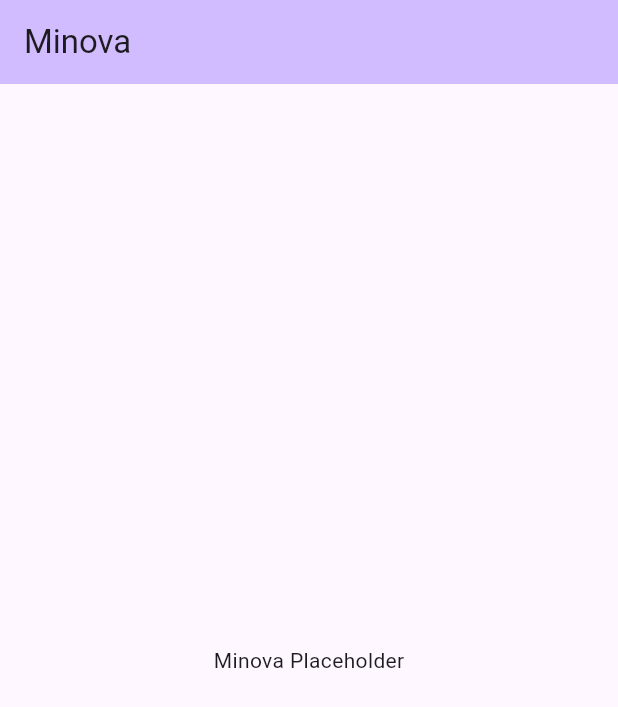
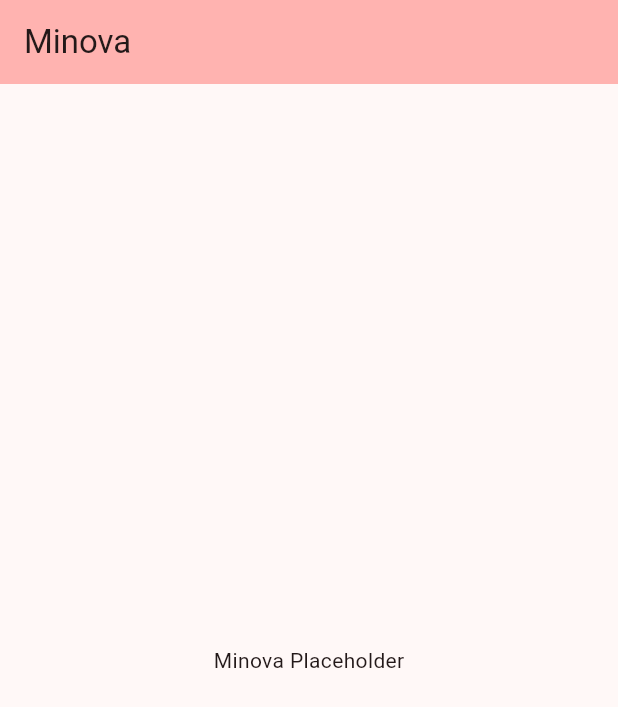
Before and after one commit to Horiz21/minova, a Flutter app: the screen it shows after launch, on a phone screen of 412 x 824 dp. Shown: the top 707 px of the screen. Run offline on Flutter 3.47's test engine with Material 3 defaults, Android fonts, the phone set to English and light mode, and no system bars.

Commit message:
feat(theme): Add colors and theme
- Add `colors.dart` and `theme.dart`
- Set color scheme automatically by `ColorScheme.fromSeed()`

```diff
--- /dev/null
+++ b/lib/common/theme/theme.dart
@@ -0,0 +1,22 @@
+import 'package:flutter/material.dart';
+import 'package:minova/common/theme/colors.dart';
+
+final minovaLightTheme = ThemeData(
+  brightness: Brightness.light,
+  colorScheme: ColorScheme.fromSeed(
+    seedColor: minovaRed,
+    brightness: Brightness.light,
+  ),
+  appBarTheme: const AppBarTheme(elevation: 0),
+  useMaterial3: true,
+);
+
+final minovaDarkTheme = ThemeData(
+  brightness: Brightness.dark,
+  colorScheme: ColorScheme.fromSeed(
+    seedColor: minovaRed,
+    brightness: Brightness.dark,
+  ),
+  appBarTheme: const AppBarTheme(elevation: 0),
+  useMaterial3: true,
+);
--- a/lib/main.dart
+++ b/lib/main.dart
@@ -1,4 +1,5 @@
 import 'package:flutter/material.dart';
+import 'package:minova/common/theme/theme.dart';
 
 void main() {
   runApp(const MinovaApp());
@@ -12,6 +13,9 @@ class MinovaApp extends StatelessWidget {
     return MaterialApp(
       debugShowCheckedModeBanner: false,
       title: 'Minova',
+      theme: minovaLightTheme,
+      darkTheme: minovaDarkTheme,
+      themeMode: ThemeMode.system,
       home: const MinovaHomePage(title: 'Minova'),
     );
   }
```
Also changed, not shown: lib/common/theme/colors.dart (added, +10 -0 lines).
